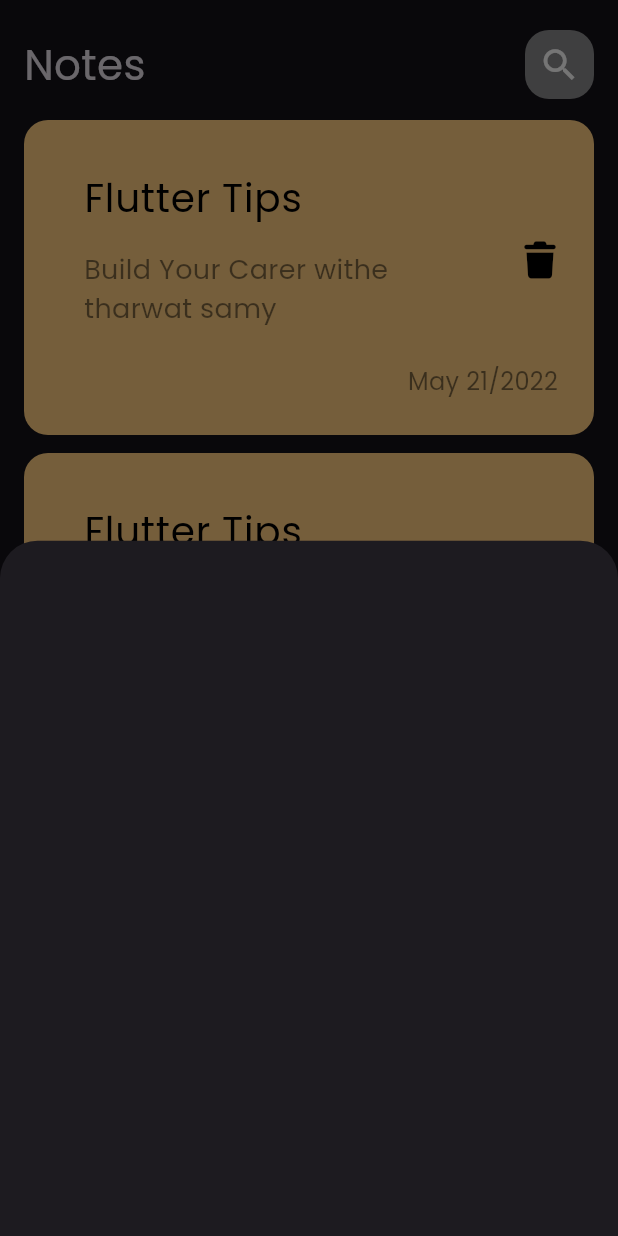
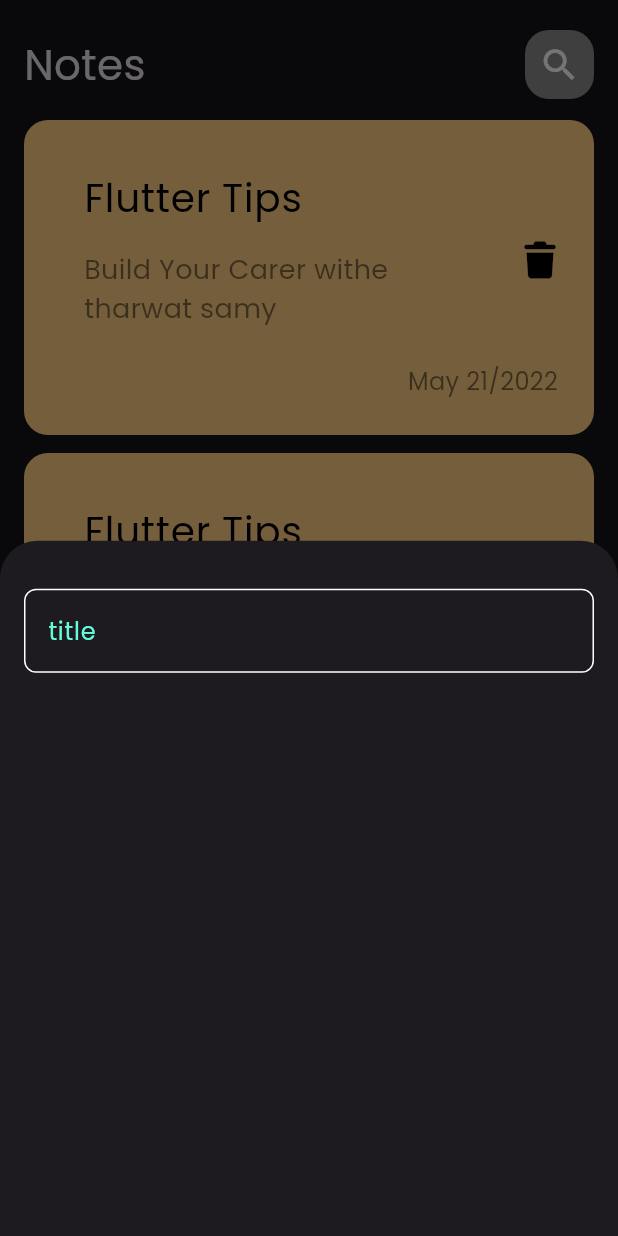
Before and after one commit to Mostafa-ragab-taha/nots_app, a Flutter app: the screen it shows after launch, after a tap on the "add" icon, on a phone screen of 412 x 824 dp. Run offline on Flutter 3.47's test engine with Material 3 defaults, Android fonts, the phone set to English and light mode, and no system bars; our stand-ins replace font_awesome_flutter.

Commit message:
create custom text field

```diff
--- /dev/null
+++ b/lib/constants.dart
@@ -0,0 +1,3 @@
+import 'package:flutter/material.dart';
+
+const kPrimaryColor = Color(0XFF62FCD7) ;
--- a/lib/views/notes_view.dart
+++ b/lib/views/notes_view.dart
@@ -1,4 +1,5 @@
 import 'package:flutter/material.dart';
+import 'package:nots_app/constants.dart';
 
 import 'widgets/add_note_bottom_sheet.dart';
 import 'widgets/notes_view_body.dart';
@@ -10,22 +11,20 @@ class NotesView extends StatelessWidget {
     return Scaffold(
       body: const NotesViewBody(),
       floatingActionButton: FloatingActionButton(
-        onPressed: ()
-        {
+        onPressed: () {
           showModalBottomSheet(
               context: context,
               shape: RoundedRectangleBorder(
                 borderRadius: BorderRadius.vertical(top: Radius.circular(25)),
               ),
-            builder: (context)
-          {
+              builder: (context) {
                 return ShowModalBottomSheet();
               });
         },
         child: const Icon(
           Icons.add,
         ),
-        backgroundColor: Colors.blue,
+        backgroundColor: kPrimaryColor,
         shape: BeveledRectangleBorder(
           borderRadius: BorderRadius.circular(16),
         ),
--- a/lib/views/widgets/add_note_bottom_sheet.dart
+++ b/lib/views/widgets/add_note_bottom_sheet.dart
@@ -1,4 +1,5 @@
 import 'package:flutter/material.dart';
+import 'package:nots_app/views/widgets/custom_text_field.dart';
 
 class ShowModalBottomSheet extends StatelessWidget
 {
@@ -6,6 +7,12 @@ class ShowModalBottomSheet extends StatelessWidget
   @override
   Widget build(BuildContext context) {
 
-    return Container();
+    return Padding(
+      padding: const EdgeInsets.symmetric(horizontal: 16),
+      child: Column(
+        children: [
+          SizedBox(height: 32,),
+          CustomTextField(),],),
+    );
   }
 }
--- /dev/null
+++ b/lib/views/widgets/custom_text_field.dart
@@ -0,0 +1,28 @@
+import 'package:flutter/material.dart';
+import 'package:nots_app/constants.dart';
+
+class CustomTextField extends StatelessWidget {
+  @override
+  Widget build(BuildContext context) {
+    return TextField(
+      cursorColor: kPrimaryColor,
+
+      decoration: InputDecoration(
+        hintText: "title",
+        hintStyle: TextStyle(color: kPrimaryColor,),
+        border: buildBorder(),
+        enabledBorder: buildBorder(),
+        focusedBorder: buildBorder(kPrimaryColor),
+      ),
+    );
+  }
+
+  OutlineInputBorder buildBorder([color]) {
+    return OutlineInputBorder(
+      borderRadius: BorderRadius.circular(8),
+      borderSide: BorderSide(
+        color:  color == null ?Colors.white : color,
+      ),
+    );
+  }
+}
```
Lines whose indentation alone changed are shown as unchanged.
